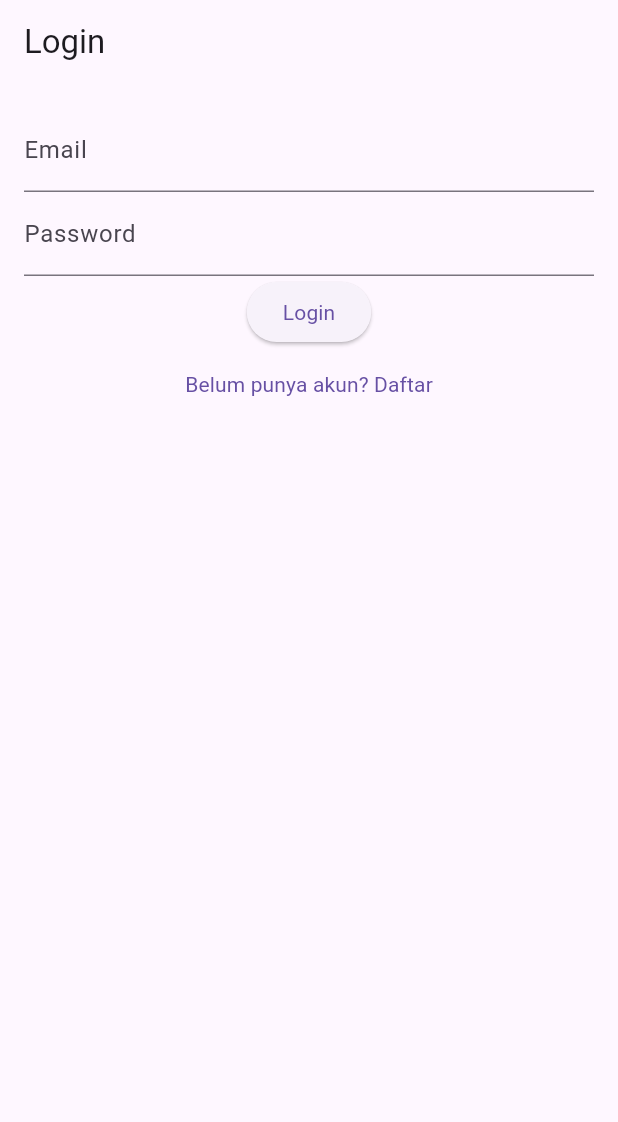
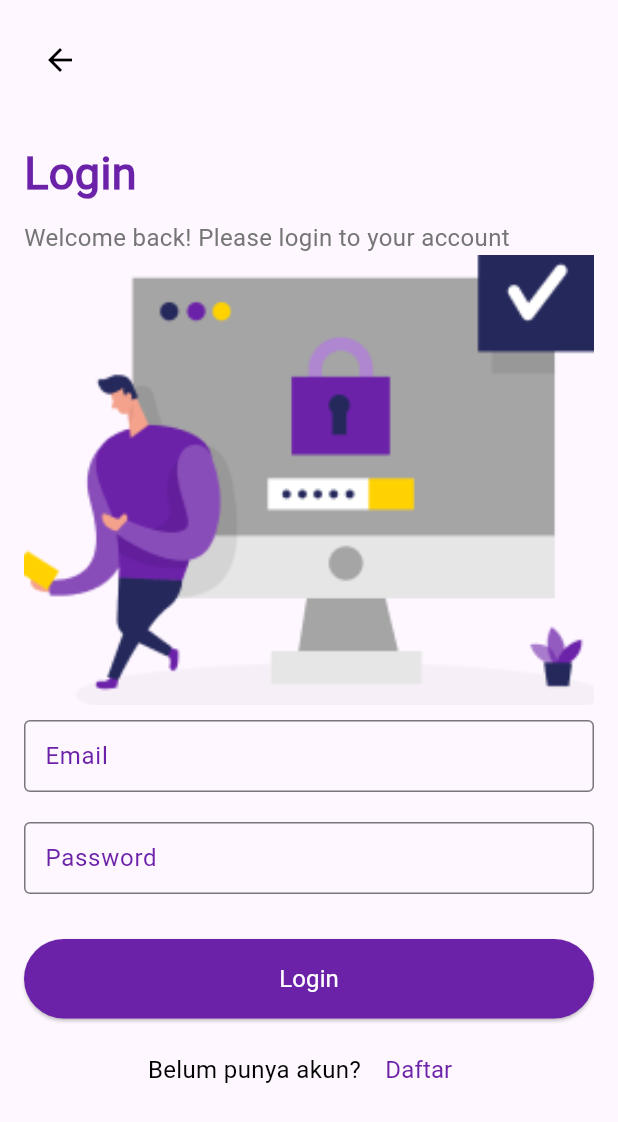
Before and after one commit to fauzizamhurdarmawan/mytodolist, a Flutter app: the screen it shows after launch, on a phone screen of 412 x 824 dp. Shown: the top 1122 px of the screen. Run offline on Flutter 3.47's test engine with Material 3 defaults, Android fonts, the phone set to English and light mode, and no system bars; our stand-ins replace cloud_firestore, firebase_auth, firebase_core, flutter_local_notifications, image_picker, permission_handler and 2 more; missing offline and left inert: encrypt; accounts and stored records are empty.

Commit message:
perbaikan desain

```diff
--- a/lib/screens/login_screen.dart
+++ b/lib/screens/login_screen.dart
@@ -13,32 +13,15 @@ class LoginScreen extends StatefulWidget {
 class _LoginScreenState extends State<LoginScreen> {
   final TextEditingController _emailController = TextEditingController();
   final TextEditingController _passwordController = TextEditingController();
+  final GlobalKey<FormState> _formKey = GlobalKey<FormState>();
 
   // Fungsi untuk login
   Future<void> _login() async {
-    try {
-      if (_emailController.text.isEmpty || _passwordController.text.isEmpty) {
-        // Validasi jika email atau password kosong
-        showDialog(
-          context: context,
-          builder: (context) {
-            return AlertDialog(
-              title: Text("Error"),
-              content: Text("Please enter both email and password."),
-              actions: [
-                TextButton(
-                  onPressed: () {
-                    Navigator.of(context).pop();
-                  },
-                  child: Text('OK'),
-                ),
-              ],
-            );
-          },
-        );
-        return;
+    if (!_formKey.currentState!.validate()) {
+      return; // Hentikan jika validasi gagal
     }
 
+    try {
       // Melakukan login menggunakan FirebaseAuth
       await FirebaseAuth.instance.signInWithEmailAndPassword(
         email: _emailController.text,
@@ -88,38 +71,164 @@ class _LoginScreenState extends State<LoginScreen> {
   @override
   Widget build(BuildContext context) {
     return Scaffold(
-      appBar: AppBar(
-        title: Text('Login'),
+      body: SingleChildScrollView(
+        child: Padding(
+          padding: const EdgeInsets.all(16.0),
+          child: Form(
+            key: _formKey, // Menambahkan Form widget untuk validasi
+            child: Column(
+              crossAxisAlignment: CrossAxisAlignment.start,
+              children: [
+                // Menambahkan barisan untuk tombol back
+                Row(
+                  children: [
+                    // Tombol back
+                    IconButton(
+                      icon: Icon(Icons.arrow_back, color: Colors.black),
+                      onPressed: () {
+                        Navigator.pop(
+                            context); // Navigasi kembali ke layar sebelumnya
+                      },
                     ),
-      body: Padding(
-        padding: const EdgeInsets.all(16.0),
-        child: Column(
-          children: [
-            TextField(
+                  ],
+                ),
+                SizedBox(height: 30), // Menambahkan jarak sebelum teks "Login"
+
+                // Teks "Login"
+                Text(
+                  'Login',
+                  style: TextStyle(
+                    fontSize: 30,
+                    fontWeight: FontWeight.bold,
+                    color: Color.fromRGBO(107, 33, 168, 1),
+                  ),
+                ),
+                SizedBox(height: 10),
+
+                // Teks "Welcome back! Please login to your account"
+                Text(
+                  'Welcome back! Please login to your account',
+                  style: TextStyle(
+                    fontSize: 16,
+                    color: Colors.grey[600],
+                  ),
+                ),
+                SizedBox(
+                    height: 0), // Jarak antara teks "Welcome back" dan gambar
+
+                // Menambahkan gambar login di bawah teks "Welcome back"
+                Center(
+                  child: Image.asset(
+                    'assets/images/login1.png',
+                    height: 300, // Menyesuaikan ukuran gambar sesuai keinginan
+                    width: MediaQuery.of(context)
+                        .size
+                        .width, // Lebar gambar menyesuaikan layar
+                    fit: BoxFit
+                        .cover, // Menyesuaikan gambar dengan rasio yang benar tanpa distorsi
+                  ),
+                ),
+
+                SizedBox(height: 10), // Jarak antara gambar dan form input
+
+                // Email TextFormField
+                TextFormField(
                   controller: _emailController,
-              decoration: InputDecoration(labelText: 'Email'),
+                  decoration: InputDecoration(
+                    labelText: 'Email',
+                    labelStyle:
+                        TextStyle(color: Color.fromRGBO(107, 33, 168, 1)),
+                    border: OutlineInputBorder(),
+                    hintText: 'Enter your email',
+                    contentPadding:
+                        EdgeInsets.symmetric(horizontal: 10, vertical: 10),
+                  ),
                   keyboardType: TextInputType.emailAddress,
+                  validator: (value) {
+                    if (value == null || value.isEmpty) {
+                      return 'Please enter your email';
+                    }
+                    // Cek format email
+                    if (!RegExp(
+                            r"^[a-zA-Z0-9._%+-]+@[a-zA-Z0-9.-]+\.[a-zA-Z]{2,}$")
+                        .hasMatch(value)) {
+                      return 'Please enter a valid email';
+                    }
+                    return null;
+                  },
                 ),
-            TextField(
+                SizedBox(height: 20),
+
+                // Password TextFormField
+                TextFormField(
                   controller: _passwordController,
                   obscureText: true,
-              decoration: InputDecoration(labelText: 'Password'),
+                  decoration: InputDecoration(
+                    labelText: 'Password',
+                    labelStyle:
+                        TextStyle(color: Color.fromRGBO(107, 33, 168, 1)),
+                    border: OutlineInputBorder(),
+                    hintText: 'Enter your password',
+                    contentPadding:
+                        EdgeInsets.symmetric(horizontal: 10, vertical: 10),
                   ),
+                  validator: (value) {
+                    if (value == null || value.isEmpty) {
+                      return 'Please enter your password';
+                    }
+                    return null;
+                  },
+                ),
+                SizedBox(height: 30),
+
+                // Login Button
                 ElevatedButton(
-              onPressed: _login, // Panggil fungsi login
-              child: Text('Login'),
+                  onPressed: _login,
+                  style: ElevatedButton.styleFrom(
+                    backgroundColor: Color.fromRGBO(107, 33, 168, 1),
+                    padding: EdgeInsets.symmetric(vertical: 15),
+                    minimumSize: Size(double.infinity, 50),
                   ),
+                  child: Text(
+                    'Login',
+                    style: TextStyle(color: Colors.white, fontSize: 16),
+                  ),
+                ),
+                SizedBox(height: 10),
+                Row(
+                  mainAxisAlignment: MainAxisAlignment
+                      .center, // Menyelaraskan secara horizontal di tengah
+                  children: [
+                    Text(
+                      'Belum punya akun? ',
+                      style: TextStyle(
+                        color: Colors.black,
+                        fontFamily: 'Roboto',
+                        fontSize: 16,
+                      ),
+                    ),
+                    // Signup Button
                     TextButton(
                       onPressed: () {
-                // Navigasi ke halaman signup jika belum memiliki akun
                         Navigator.push(
                           context,
-                  MaterialPageRoute(builder: (_) => const SignupScreen()),
+                          MaterialPageRoute(
+                              builder: (_) => const SignupScreen()),
                         );
                       },
-              child: Text('Belum punya akun? Daftar'),
+                      child: Text(
+                        'Daftar',
+                        style: TextStyle(
+                          color: Color.fromRGBO(107, 33, 168, 1),
+                          fontSize: 16, // Disesuaikan agar ukuran font seragam
+                        ),
+                      ),
                     ),
                   ],
+                ),
+              ],
+            ),
+          ),
         ),
       ),
     );
```
Lines whose indentation alone changed are shown as unchanged.
